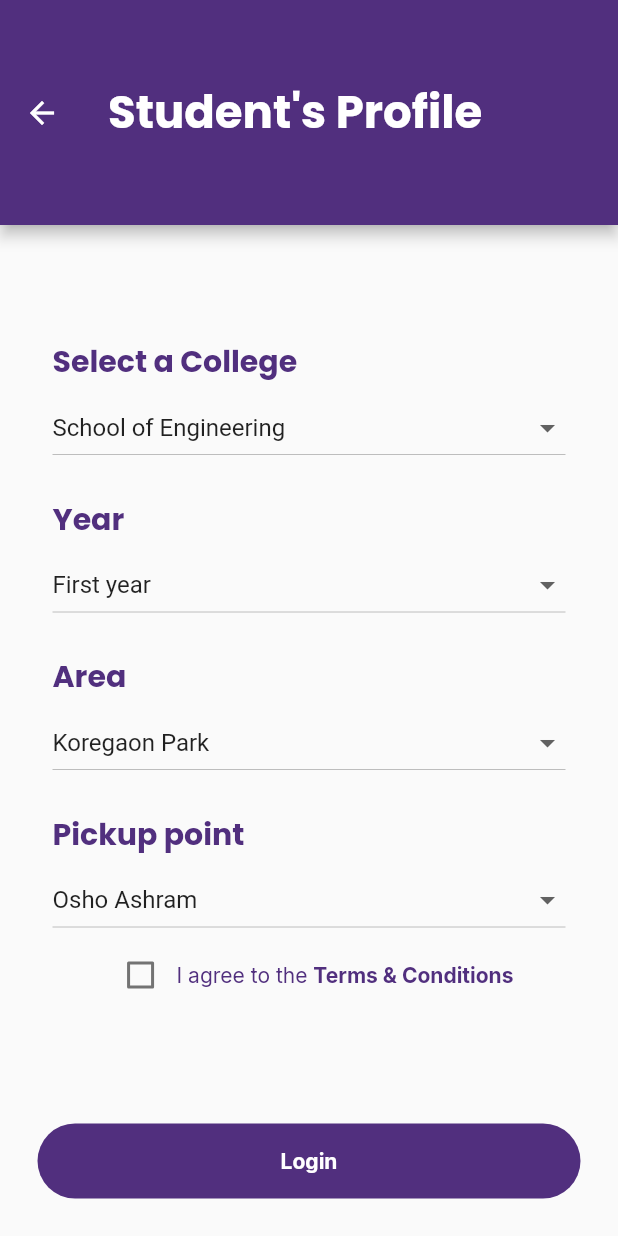
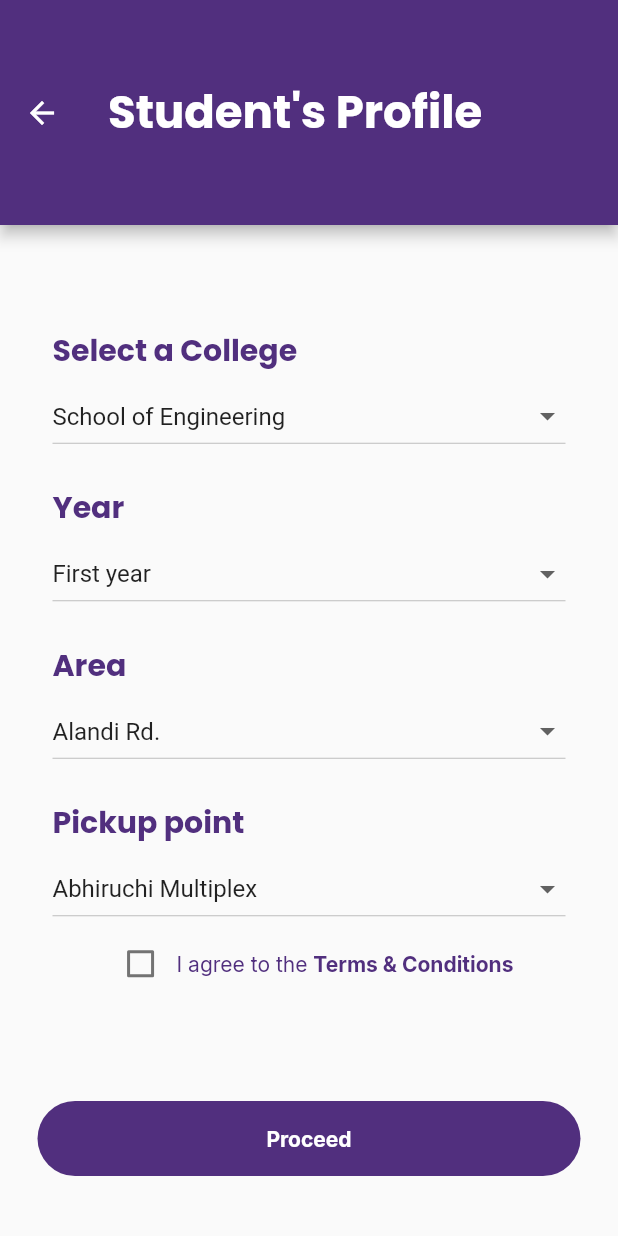
Before and after one commit to Contro1-cs/MIT-Bus-App, a Flutter app: the StudentRegisteration screen opened directly, on a phone screen of 412 x 824 dp. Run offline on Flutter 3.47's test engine with Material 2 defaults, Android fonts, the phone set to English and light mode, and no system bars; our stand-ins replace carousel_slider, flutter_svg, google_fonts, pinput.

Commit message:
registeration forms

```diff
--- a/lib/lists/lists.dart
+++ b/lib/lists/lists.dart
@@ -14,38 +14,210 @@ List year = [
   'Fourth year',
   'Masters',
 ];
-List areas = [
-  "Koregaon Park",
+List<String> areas = [
+  "Alandi Rd.",
+  "Airport Rd.",
   "Aundh",
-  "Hinjawadi",
-  "Baner",
+  "Baner Rd.",
+  "Bavdhan",
+  "Bhosari",
+  "Bibawewadi",
+  "Cantonment",
+  "Chikhali",
+  "City area",
+  "Hadapsar",
+  "Karvenagar",
+  "Kondhwa",
   "Kothrud",
-  "Shivajinagar",
-  "Viman Nagar",
-  "Kalyani Nagar",
-  "Hadapsar",
-  "Magarpatta",
-  "Wakad",
-  "Pimple Saudagar",
-  "Karve Nagar",
-  "Deccan Gymkhana",
-  "Swargate"
+  "Magarpatta Road",
+  "Nagar Rd.",
+  "NIBM Rd.",
+  "Pashan",
+  "Paud Rd.",
+  "PCMC area",
+  "Rawet Rd.",
+  "Satara Rd",
+  "Singhgad Rd.",
+  "Solapur Rd.",
+  "Tingarenagar",
+  "University Rd.",
+  "Warje Katraj By Pass",
+  "Wanowarie"
 ];
 
 List pickUpPoint = [
-  "Osho Ashram",
+  "Abhiruchi Multiplex",
+  "Alandi gaon",
+  "Akashwani (Local)",
+  "Akurdi Chowk",
+  "Amanora Mall",
+  "Ashish Garden",
+  "Aundh gaon",
+  "Balaji Chowk",
+  "Balaji Nagar",
+  "Balewadi phata",
+  "Baner Phata",
+  "Big Bazar, Baner Rd.",
+  "Bharati Vidyapeeth",
+  "Bhumkar Chowk",
+  "Bhugaon",
+  "Bhusari Colony",
+  "Central Mall",
+  "Chandan Nagar",
+  "Chandralok Hospital",
+  "Chaphekar Chowk",
+  "Cherry Chowk",
+  "Chikhali RTO",
+  "Chikhali",
+  "Chinchwad St.",
+  "Chrholi phata",
+  "City area",
+  "City Pride Chowk",
+  "Cosmos Bank",
+  "Dandekar Bridge",
+  "Dapodi CME",
+  "Dattanagar Ambegaon",
+  "Dattanagar Dighi",
+  "Dattawadi Corner",
+  "Daulat Garden",
+  "Dhayari Phata",
+  "Domino's Pizza, Aundh",
+  "Dorabjee Store, NIBM Rd.",
+  "Fergusson College Rd.",
+  "Ganeshkhind",
+  "Gangadham Chowk",
+  "Garware College",
+  "Gurudwara, Tingarenagar",
+  "Hadapsar Bhaji Mandai (Local)",
+  "Hadapsar",
+  "Hotel Blue Dimond",
+  "Hotel Haveli Bhosari",
+  "Hotel Kamini",
+  "Hotel Mahabaleshwar",
+  "Hotel Shivar Garden",
+  "Iskon temple",
+  "Ivy Estate; Wagholi",
+  "Jagtap Chowk, Wanowarie",
+  "Jai Ganesh Samryajya",
+  "Jayashree Garden",
+  "Jyoti Hotel Chowk",
+  "K K Market",
+  "Kalewadi Phata",
+  "Kalyan Bhel",
+  "Katraj Chowk",
+  "Katraj",
+  "Kesanand Phata",
+  "Kharadi corner, Nagar Rd.",
+  "Kharkee Bazar",
+  "Kinara Hotel",
+  "Kirtane Baug",
+  "Kondhwa",
+  "Kothrud Depo",
+  "Kothrud",
+  "Kumar Properties; E street",
+  "Krome Mall (Local)",
+  "Laxmi Narayan Chowk",
+  "Lohia IT park",
+  "Lokmanya Nagar",
+  "Lulla Nagar Junction",
+  "Magarpatta Main Gate",
+  "Magarpatta Road",
+  "Magzine Chowk",
+  "Mahabaleshwar Hotel",
+  "Mahesh Society",
+  "Mariaai Mandir",
+  "Market Yard PO",
+  "Medipoint Hospital",
+  "MIT Corner",
+  "Mitramandal Chowk",
+  "Mohammadwadi Chowk",
+  "Morgasa Height Gate",
+  "Morwadi Chowk",
+  "Moshi",
+  "Mundhawa Chowk",
+  "Nagpur Chwal",
+  "Nagar Rd.",
+  "Nal Stop",
+  "Nanded City Phata",
+  "Nashik Phata",
+  "Navale Bridge",
+  "Nexa, Baner Road",
+  "NIBM Chowk",
+  "NIBM Rd.",
+  "Nigadi Bhakti Shakti",
+  "Nirmeetee Shoe Room",
+  "Novotel / Hyat hotel",
+  "Okayama Garden",
+  "Pancard Club, Baner",
+  "Paranjape School",
   "Parihar Chowk",
-  "Rajiv Gandhi Infotech Park",
-  "Balewadi High Street",
-  "Dashabhuja Ganpati Temple",
-  "Fergusson College",
-  "Phoenix Marketcity",
-  "Agakhan Palace",
-  "Magarpatta City",
-  "Cybercity",
-  "Indira College",
-  "Rajiv Gandhi IT Park",
-  "Kothrud Stand",
-  "Joggers Park",
-  "Dorabjee's Mall"
+  "Pashan",
+  "Paud Rd.",
+  "Pawale Fly Over",
+  "Phoenix Mall",
+  "Phulenagar RTO",
+  "Podar School",
+  "Pranam Hotel (Local)",
+  "Rahatani Phata",
+  "Railway Gate (Local)",
+  "Ramwadi Police St.",
+  "Ranka Jewellers",
+  "Rakshak Soc.",
+  "Relience Smart, Kharadi",
+  "Sai Chowk",
+  "Sai Sagar",
+  "Sane Chowk",
+  "Sangavi Phata",
+  "Santosh Hall",
+  "Santosh Nagar, 16 Number",
+  "Sarasbaug",
+  "Sasoon Chowk",
+  "SBI Sasane Nagar (Local)",
+  "Sawant Petrol Pump",
+  "Seven Loves Chowk",
+  "SGS Mall",
+  "Shatrinagar Chowk",
+  "Shinde Petrol Pump",
+  "Shivaji Nagar BOM",
+  "Shivtirthnagar",
+  "Shevalwadi Phata (Local)",
+  "Shivneri Gate",
+  "Shivneri Nagar",
+  "Shivneri Vasahat",
+  "Shivneri Wadala",
+  "Shivneri Wala",
+  "Shivneri",
+  "Shivshankar Chowk",
+  "Shivtirthnagar",
+  "Shreeram Bung",
+  "Shrikrishna Nagar",
+  "Shubam Society",
+  "Sinhgad Rd.",
+  "Solapur Rd.",
+  "Sri Krishna Nagar",
+  "Srikrishna Nagar",
+  "Swapna Shilpa",
+  "Swargate S T stand",
+  "Swargate",
+  "Tata Guard room",
+  "Tridal Hsg. Society",
+  "Ubale Nagar",
+  "Uttamnagar, Warje",
+  "Vaiduwadi (Local)",
+  "Vanaz Maruti Mandir",
+  "Vishrantwadi Chowk",
+  "Vitthal Mandir, Karve Nagar",
+  "Wadkar Mala",
+  "Wagheshwar Mandir",
+  "Wakad Phata",
+  "Walvekar Lawns",
+  "Waraje Flyover",
+  "Warje Katraj By Pass",
+  "YCM Hospital"
 ];
+List busList = [
+  'a1',
+  'b1',
+  'c1',
+  'd1',
+];
--- a/lib/pages/user onborading/onboarding_page.dart
+++ b/lib/pages/user onborading/onboarding_page.dart
@@ -2,6 +2,7 @@ import 'package:flutter/material.dart';
 import 'package:google_fonts/google_fonts.dart';
 import 'package:mit_bus_app/pages/landing_page.dart';
 import 'package:mit_bus_app/pages/user%20onborading/login_page.dart';
+import 'package:mit_bus_app/pages/user%20onborading/onboarding_choice.dart';
 import 'package:mit_bus_app/pages/user%20onborading/register_page.dart';
 
 class OnboardingPage extends StatefulWidget {
@@ -127,7 +128,7 @@ class _OnboardingPageState extends State<OnboardingPage> {
                                 const Duration(milliseconds: 500),
                             pageBuilder:
                                 (context, animation, secondaryAnimation) {
-                              return const RegisterPage();
+                              return const OnboardingChoice();
                             },
                             transitionsBuilder: (context, animation,
                                 secondaryAnimation, child) {
--- a/lib/pages/user onborading/otp_page.dart
+++ b/lib/pages/user onborading/otp_page.dart
@@ -169,7 +169,7 @@ class _OTPScreenState extends State<OTPScreen> {
                                                 milliseconds: 500),
                                             pageBuilder: (context, animation,
                                                 secondaryAnimation) {
-                                              return const StudentRegisteration();
+                                              return StudentRegisteration();
                                             },
                                             transitionsBuilder: (context,
                                                 animation,
--- a/lib/pages/user onborading/student_registeration.dart
+++ b/lib/pages/user onborading/student_registeration.dart
@@ -3,6 +3,8 @@ import 'package:google_fonts/google_fonts.dart';
 import 'package:mit_bus_app/lists/lists.dart';
 import 'package:mit_bus_app/pages/home/home.dart';
 import 'package:mit_bus_app/pages/landing_page.dart';
+import 'package:mit_bus_app/pages/user%20onborading/parents_info.dart';
+import 'package:mit_bus_app/widgets/custom_snackbars.dart';
 import 'package:mit_bus_app/widgets/drop_down.dart';
 
 class StudentRegisteration extends StatefulWidget {
@@ -20,6 +22,7 @@ class _StudentRegisterationState extends State<StudentRegisteration> {
   var _year = year[0];
   var _pickUpPoint = pickUpPoint[0];
   var _area = areas[0];
+
   @override
   Widget build(BuildContext context) {
     var h = MediaQuery.of(context).size.height;
@@ -50,7 +53,6 @@ class _StudentRegisterationState extends State<StudentRegisteration> {
               children: [
                 //College
                 Container(
-                  margin: const EdgeInsets.symmetric(horizontal: 35),
                   width: w,
                   alignment: Alignment.centerLeft,
                   child: CustomDropdownMenu(
@@ -68,7 +70,6 @@ class _StudentRegisterationState extends State<StudentRegisteration> {
 
                 //Year
                 Container(
-                  margin: const EdgeInsets.symmetric(horizontal: 35),
                   width: w,
                   alignment: Alignment.centerLeft,
                   child: CustomDropdownMenu(
@@ -86,7 +87,6 @@ class _StudentRegisterationState extends State<StudentRegisteration> {
 
                 //Area
                 Container(
-                  margin: const EdgeInsets.symmetric(horizontal: 35),
                   width: w,
                   alignment: Alignment.centerLeft,
                   child: CustomDropdownMenu(
@@ -106,7 +106,6 @@ class _StudentRegisterationState extends State<StudentRegisteration> {
                 Column(
                   children: [
                     Container(
-                      margin: const EdgeInsets.symmetric(horizontal: 35),
                       width: w,
                       alignment: Alignment.centerLeft,
                       child: CustomDropdownMenu(
@@ -163,12 +162,14 @@ class _StudentRegisterationState extends State<StudentRegisteration> {
             ),
             GestureDetector(
               onTap: () {
-                Navigator.push(
+                _termsNcondition
+                    ? Navigator.push(
                         context,
                         PageRouteBuilder(
                           transitionDuration: const Duration(milliseconds: 500),
-                    pageBuilder: (context, animation, secondaryAnimation) {
-                      return const HomePage();
+                          pageBuilder:
+                              (context, animation, secondaryAnimation) {
+                            return const ParentsInfo();
                           },
                           transitionsBuilder:
                               (context, animation, secondaryAnimation, child) {
@@ -185,19 +186,21 @@ class _StudentRegisterationState extends State<StudentRegisteration> {
                             );
                           },
                         ),
-                );
+                      )
+                    : errorSnackbar(
+                        context, 'Please accept the terms and conditions');
               },
               child: Container(
                 width: w,
                 height: 50,
-                margin: const EdgeInsets.fromLTRB(25, 0, 25, 25),
+                margin: const EdgeInsets.fromLTRB(25, 0, 25, 40),
                 decoration: BoxDecoration(
                   borderRadius: BorderRadius.circular(100),
                   color: purple,
                 ),
                 child: Center(
                   child: Text(
-                    "Login",
+                    "Proceed",
                     style: GoogleFonts.inter(
                       textStyle: const TextStyle(
                         color: Colors.white,
--- a/lib/widgets/drop_down.dart
+++ b/lib/widgets/drop_down.dart
@@ -20,7 +20,9 @@ class CustomDropdownMenu extends StatelessWidget {
   Widget build(BuildContext context) {
     var h = MediaQuery.of(context).size.height;
     var w = MediaQuery.of(context).size.width;
-    return Column(
+    return Padding(
+      padding: const EdgeInsets.symmetric(horizontal: 35),
+      child: Column(
         mainAxisAlignment: MainAxisAlignment.start,
         crossAxisAlignment: CrossAxisAlignment.start,
         children: [
@@ -52,6 +54,7 @@ class CustomDropdownMenu extends StatelessWidget {
             ),
           ),
         ],
+      ),
     );
   }
 }
```
Also changed, not shown: lib/pages/user onborading/onboarding_choice.dart (added, +143 -0 lines), lib/pages/user onborading/parents_info.dart (added, +222 -0 lines), lib/pages/user onborading/register_page.dart (+9 -3 lines), lib/widgets/custom_snackbars.dart (added, +13 -0 lines), lib/widgets/form_field.dart (+21 -7 lines). Lines whose indentation alone changed are shown as unchanged.
